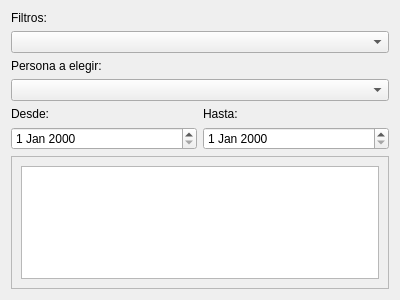
Above: pantallapartidas.ui from Carlessgm/Trabajo_IHM before the change. Below: the same form after it.
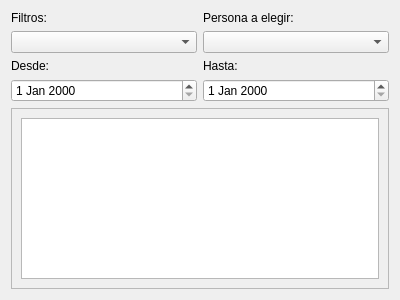
That is the form after the change.

Commit message: Intento de grafica

```diff
--- a/pantallapartidas.ui
+++ b/pantallapartidas.ui
@@ -16,16 +16,6 @@
   <layout class="QGridLayout" name="gridLayout_2">
    <item row="0" column="0">
     <layout class="QGridLayout" name="gridLayout">
-     <item row="5" column="0">
-      <widget class="QLabel" name="label_persona">
-       <property name="text">
-        <string>Persona a elegir:</string>
-       </property>
-       <property name="alignment">
-        <set>Qt::AlignmentFlag::AlignBottom|Qt::AlignmentFlag::AlignLeading|Qt::AlignmentFlag::AlignLeft</set>
-       </property>
-      </widget>
-     </item>
      <item row="3" column="0">
       <widget class="QLabel" name="label_filtros">
        <property name="text">
@@ -50,9 +40,6 @@
        </property>
       </widget>
      </item>
-     <item row="6" column="0" colspan="2">
-      <widget class="QComboBox" name="comboBox_personas"/>
-     </item>
      <item row="8" column="1">
       <widget class="QDateEdit" name="dateEdit_final"/>
      </item>
@@ -66,7 +53,7 @@
        </property>
        <property name="dateTime">
         <datetime>
-         <hour>21</hour>
+         <hour>20</hour>
          <minute>0</minute>
          <second>0</second>
          <year>2000</year>
@@ -76,16 +63,6 @@
        </property>
       </widget>
      </item>
-     <item row="4" column="0" colspan="2">
-      <widget class="QComboBox" name="comboBox">
-       <property name="sizePolicy">
-        <sizepolicy hsizetype="Preferred" vsizetype="Maximum">
-         <horstretch>0</horstretch>
-         <verstretch>0</verstretch>
-        </sizepolicy>
-       </property>
-      </widget>
-     </item>
      <item row="9" column="0" colspan="2">
       <widget class="QScrollArea" name="scrollArea">
        <property name="mouseTracking">
@@ -98,9 +75,9 @@
         <property name="geometry">
          <rect>
           <x>0</x>
-          <y>-20</y>
-          <width>357</width>
-          <height>107</height>
+          <y>0</y>
+          <width>374</width>
+          <height>149</height>
          </rect>
         </property>
         <layout class="QGridLayout" name="gridLayout_3">
@@ -111,6 +88,29 @@
        </widget>
       </widget>
      </item>
+     <item row="4" column="0">
+      <widget class="QComboBox" name="comboBox">
+       <property name="sizePolicy">
+        <sizepolicy hsizetype="Preferred" vsizetype="Maximum">
+         <horstretch>0</horstretch>
+         <verstretch>0</verstretch>
+        </sizepolicy>
+       </property>
+      </widget>
+     </item>
+     <item row="3" column="1">
+      <widget class="QLabel" name="label_persona">
+       <property name="text">
+        <string>Persona a elegir:</string>
+       </property>
+       <property name="alignment">
+        <set>Qt::AlignmentFlag::AlignBottom|Qt::AlignmentFlag::AlignLeading|Qt::AlignmentFlag::AlignLeft</set>
+       </property>
+      </widget>
+     </item>
+     <item row="4" column="1">
+      <widget class="QComboBox" name="comboBox_personas"/>
+     </item>
     </layout>
    </item>
   </layout>
```
Left out of the diff: 3 changed lines with no effect on the pictures. The commit also changes 2 other files.
